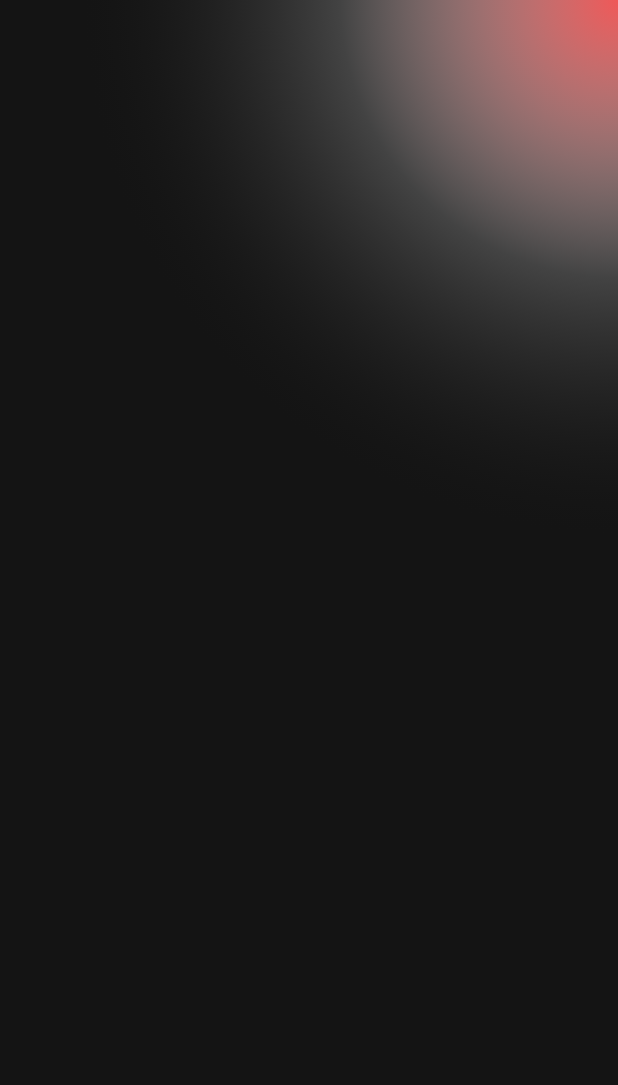
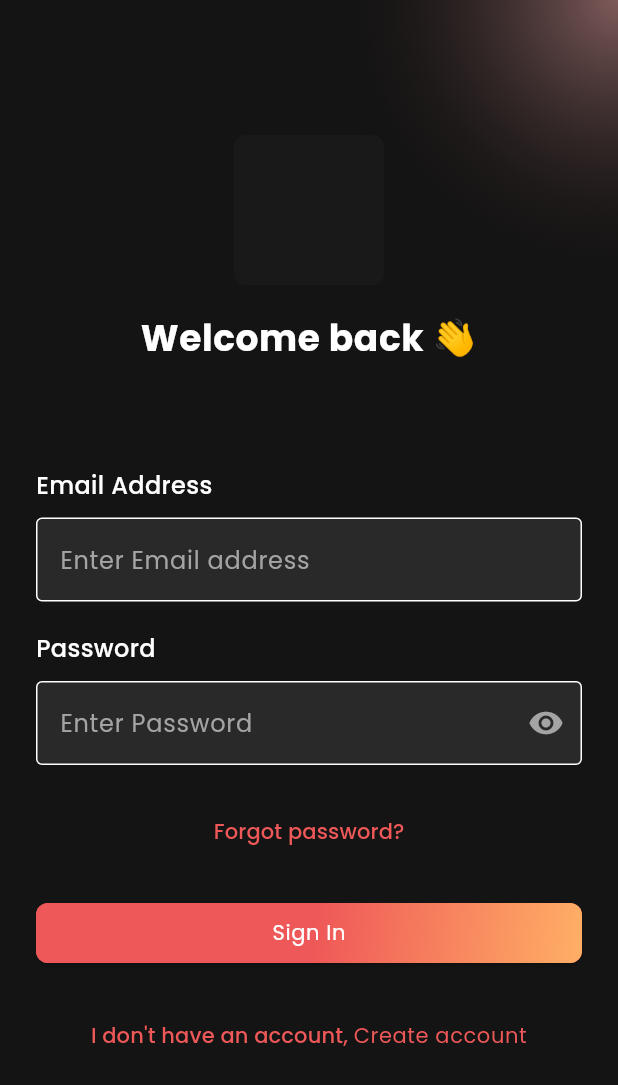
Before and after one commit to artkinx/swdDemo, a Flutter app: the screen it shows after launch, on a phone screen of 412 x 824 dp. Shown: the top 1085 px of the screen. Run offline on Flutter 3.47's test engine with Material 3 defaults, Android fonts, the phone set to English and light mode, and no system bars; our stand-ins replace google_fonts.

Commit message:
Sync signin

```diff
--- a/lib/core/constants/app_colors.dart
+++ b/lib/core/constants/app_colors.dart
@@ -3,4 +3,6 @@ class AppColors {
   static const String secondary = "#FFAF65";
   static const String holderBackColor = "#1E1E1E";
   static const String scaffoldColor = "#141414";
+
+  static const String hinttextColor = "#A4A4A4";
 }
--- /dev/null
+++ b/lib/core/helpers/app_theme_helper.dart
@@ -0,0 +1,56 @@
+import 'package:flutter/material.dart';
+import 'package:google_fonts/google_fonts.dart';
+import 'package:myapp/core/constants/app_colors.dart';
+import 'package:myapp/core/helpers/hex_color.dart';
+
+class AppThemeHelper {
+  static const String LIGHT_THEME = 'light';
+
+  static const String DARK_THEME = 'dark';
+
+  static const String SYSTEM_THEME = 'system';
+
+  static ThemeData getThemeData(String theme) {
+    switch (theme) {
+      case LIGHT_THEME:
+        return _lightMode;
+      case DARK_THEME:
+        return _darkMode;
+      case SYSTEM_THEME:
+        return ThemeData.from(
+            colorScheme: ColorScheme.fromSwatch(primarySwatch: Colors.blue));
+      default:
+        return ThemeData.light();
+    }
+  }
+
+  static final ThemeData _lightMode = ThemeData.light().copyWith(
+    colorScheme: ColorScheme.light(primary: HexColor(AppColors.primary)),
+    textTheme: GoogleFonts.poppinsTextTheme(),
+  );
+
+  static final ThemeData _darkMode = ThemeData.dark().copyWith(
+    colorScheme: ColorScheme.dark(primary: HexColor(AppColors.primary)),
+    textTheme: GoogleFonts.poppinsTextTheme().copyWith(
+      bodySmall: GoogleFonts.poppinsTextTheme().bodySmall!.copyWith(
+            fontSize: 14,
+            color: Colors.white,
+          ),
+    ),
+    scaffoldBackgroundColor: HexColor(AppColors.scaffoldColor),
+    textButtonTheme: TextButtonThemeData(
+      style: ButtonStyle(
+        backgroundColor: WidgetStateProperty.all<Color>(
+          Colors.transparent,
+        ),
+      ),
+    ),
+    elevatedButtonTheme: ElevatedButtonThemeData(
+      style: ButtonStyle(
+        backgroundColor: WidgetStateProperty.all<Color>(
+          HexColor(AppColors.primary),
+        ),
+      ),
+    ),
+  );
+}
--- a/lib/main.dart
+++ b/lib/main.dart
@@ -1,4 +1,5 @@
 import 'package:flutter/material.dart';
+import 'package:myapp/core/helpers/app_theme_helper.dart';
 import 'package:myapp/presentation/onboarding/sign_in.dart';
 
 void main() {
@@ -13,25 +14,7 @@ class MyApp extends StatelessWidget {
   Widget build(BuildContext context) {
     return MaterialApp(
       title: 'Flutter Demo',
-      theme: ThemeData(
-        // This is the theme of your application.
-        //
-        // TRY THIS: Try running your application with "flutter run". You'll see
-        // the application has a purple toolbar. Then, without quitting the app,
-        // try changing the seedColor in the colorScheme below to Colors.green
-        // and then invoke "hot reload" (save your changes or press the "hot
-        // reload" button in a Flutter-supported IDE, or press "r" if you used
-        // the command line to start the app).
-        //
-        // Notice that the counter didn't reset back to zero; the application
-        // state is not lost during the reload. To reset the state, use hot
-        // restart instead.
-        //
-        // This works for code too, not just values: Most code changes can be
-        // tested with just a hot reload.
-        colorScheme: ColorScheme.fromSeed(seedColor: Colors.deepPurple),
-        useMaterial3: true,
-      ),
+      theme: AppThemeHelper.getThemeData(AppThemeHelper.DARK_THEME),
       home: const SignInPage(),
     );
   }
--- a/lib/presentation/layouts/base_layout.dart
+++ b/lib/presentation/layouts/base_layout.dart
@@ -15,7 +15,7 @@ class BaseLayout extends StatelessWidget {
   @override
   Widget build(BuildContext context) {
     return Scaffold(
-      backgroundColor: HexColor(AppColors.scaffoldColor),
+      backgroundColor: HexColor("#141414"),
       body: Stack(
         children: [
           Container(
@@ -24,16 +24,42 @@ class BaseLayout extends StatelessWidget {
                 // begin: Alignment.topRight,
                 // end: Alignment.bottomLeft,
                 center: Alignment.topRight,
-                // stops: const [.3, .4, .6],
+                stops: const [
+                  -.3377,
+                  0.521,
+                ],
                 radius: .9,
                 colors: [
-                  HexColor(AppColors.primary),
-                  Colors.white.withOpacity(.2),
+                  Colors.white.withOpacity(.3),
                   Colors.transparent,
                 ],
               ),
             ),
           ),
+          Opacity(
+            opacity: .8,
+            child: Container(
+              decoration: BoxDecoration(
+                gradient: RadialGradient(
+                  // begin: Alignment.topRight,
+                  // end: Alignment.bottomLeft,
+                  center: Alignment.topRight,
+                  stops: const [
+                    -0.77,
+                    -.3377,
+                    0.5741,
+                  ],
+                  radius: .9,
+                  colors: [
+                    Colors.white,
+                    HexColor(AppColors.primary).withOpacity(.3),
+                    Colors.transparent,
+                  ],
+                ),
+              ),
+            ),
+          ),
+          Positioned(child: child),
         ],
       ),
     );
--- a/lib/presentation/onboarding/sign_in.dart
+++ b/lib/presentation/onboarding/sign_in.dart
@@ -1,5 +1,8 @@
-// Suggested code may be subject to a license. Learn more: ~LicenseLog:2052022186.
 import 'package:flutter/material.dart';
+import 'package:myapp/core/constants/app_colors.dart';
+import 'package:myapp/core/helpers/hex_color.dart';
+import 'package:myapp/presentation/widgets/custom_button.dart';
+import 'package:myapp/presentation/widgets/custom_text_field.dart';
 
 import '../layouts/base_layout.dart';
 
@@ -8,9 +11,83 @@ class SignInPage extends StatelessWidget {
 
   @override
   Widget build(BuildContext context) {
-    return const BaseLayout(
-      child: Center(
-        child: Text('Sign In Page'),
+    return BaseLayout(
+      child: Padding(
+        padding: const EdgeInsets.symmetric(horizontal: 24.0),
+        child: Center(
+          child: Column(
+            mainAxisAlignment: MainAxisAlignment.center,
+            children: [
+              Container(
+                width: 100,
+                height: 100,
+                margin: const EdgeInsets.only(bottom: 20),
+                decoration: BoxDecoration(
+                  color: HexColor(AppColors.holderBackColor).withOpacity(.5),
+                  borderRadius: BorderRadius.circular(8),
+                ),
+              ),
+              // Welcome back text with waving hand emoji
+              Text(
+                'Welcome back 👋',
+                style: Theme.of(context).textTheme.bodySmall!.copyWith(
+                      fontSize: 24,
+                      fontWeight: FontWeight.bold,
+                      color: Colors.white,
+                    ),
+              ),
+              const SizedBox(height: 70),
+              // Email field
+              const CustomTextField(
+                hintText: "Enter Email address",
+                labelText: "Email Address",
+              ),
+              const SizedBox(height: 20),
+              // Password field
+              const CustomTextField(
+                hintText: "Enter Password",
+                labelText: "Password",
+                obscureText: true,
+              ),
+              const SizedBox(height: 20),
+              // Forgot password link
+              TextButton(
+                onPressed: () {
+                  // Implement forgot password logic
+                },
+                child: const Text("Forgot password?"),
+              ),
+              const SizedBox(height: 20),
+              // Sign in button
+              CustomButton(
+                  text: "Sign In",
+                  onPressed: () {
+                    // Implement sign in logic
+                  }),
+              const SizedBox(height: 20),
+              // Create account link
+              TextButton(
+                onPressed: () {
+                  // Implement create account logic
+                },
+                child: Text.rich(
+                  TextSpan(
+                    text: "I don't have an account, ",
+                    children: [
+                      TextSpan(
+                          text: "Create account",
+                          style:
+                              Theme.of(context).textTheme.bodySmall!.copyWith(
+                                    color: HexColor(AppColors.primary),
+                                  ))
+                    ],
+                  ),
+                ),
+              ),
+              const SizedBox(height: 20),
+            ],
+          ),
+        ),
       ),
     );
   }
--- /dev/null
+++ b/lib/presentation/widgets/custom_button.dart
@@ -0,0 +1,72 @@
+import 'package:flutter/material.dart';
+import 'package:myapp/core/constants/app_colors.dart';
+import 'package:myapp/core/helpers/hex_color.dart';
+
+class CustomButton extends StatefulWidget {
+  const CustomButton(
+      {super.key,
+      required this.text,
+      this.onPressed,
+      this.width,
+      this.isOutlined,
+      this.isPrimary = true});
+
+  final String text;
+  final Function? onPressed;
+  final double? width;
+  final bool? isOutlined;
+  final bool isPrimary;
+
+  @override
+  State<CustomButton> createState() => _CustomButtonState();
+}
+
+class _CustomButtonState extends State<CustomButton> {
+  Widget _buildChild() {
+    return Text(
+      widget.text,
+      style: Theme.of(context).textTheme.bodySmall,
+    );
+  }
+
+  @override
+  Widget build(BuildContext context) {
+    return SizedBox(
+      width: double.infinity,
+      child: ElevatedButton(
+        style: ElevatedButton.styleFrom(
+            shape: widget.isOutlined == true
+                ? OvalBorder()
+                : RoundedRectangleBorder(
+                    borderRadius: BorderRadius.circular(8),
+                  ),
+            backgroundBuilder: (context, state, child) => DecoratedBox(
+                  decoration: BoxDecoration(
+                    gradient: LinearGradient(
+                      begin: Alignment.topLeft,
+                      end: Alignment.bottomRight,
+                      stops: const [
+                        0.51,
+                        1.4,
+                      ],
+                      colors: widget.isPrimary
+                          ? [
+                              HexColor(AppColors.primary),
+                              HexColor(AppColors.secondary),
+                            ]
+                          : [
+                              Theme.of(context).colorScheme.secondary,
+                              Theme.of(context).colorScheme.primary,
+                            ],
+                    ),
+                  ),
+                  child: child,
+                )),
+        onPressed: () {
+          // Implement sign in logic
+        },
+        child: _buildChild(),
+      ),
+    );
+  }
+}
--- /dev/null
+++ b/lib/presentation/widgets/custom_text_field.dart
@@ -0,0 +1,85 @@
+import 'package:flutter/material.dart';
+import 'package:myapp/core/constants/app_colors.dart';
+
+import '../../core/helpers/hex_color.dart';
+
+class CustomTextField extends StatefulWidget {
+  const CustomTextField(
+      {super.key,
+      required this.hintText,
+      required this.labelText,
+      this.obscureText = false});
+
+  final String hintText;
+  final String labelText;
+  final bool obscureText;
+
+  @override
+  State<CustomTextField> createState() => _CustomTextFieldState();
+}
+
+class _CustomTextFieldState extends State<CustomTextField> {
+  var _obscureText = false;
+  IconData _icon = Icons.visibility;
+
+  @override
+  void initState() {
+    _obscureText = widget.obscureText;
+    super.initState();
+  }
+
+  @override
+  Widget build(BuildContext context) {
+    return Column(
+      crossAxisAlignment: CrossAxisAlignment.start,
+      children: [
+        Text(
+          widget.labelText,
+          style: const TextStyle(
+            color: Colors.white,
+            fontSize: 16,
+            fontWeight: FontWeight.w500,
+          ),
+        ),
+        const SizedBox(height: 10),
+        TextField(
+          obscureText: _obscureText,
+          style: const TextStyle(
+            color: Colors.white,
+          ),
+          decoration: InputDecoration(
+            hintText: widget.hintText,
+            hintStyle: TextStyle(
+              color: HexColor(AppColors.hinttextColor),
+            ),
+            suffixIcon: widget.obscureText
+                ? GestureDetector(
+                    onTap: () {
+                      setState(() {
+                        _obscureText = !_obscureText;
+                        _icon = _obscureText
+                            ? Icons.visibility
+                            : Icons.visibility_off;
+                      });
+                    },
+                    child: Icon(
+                      _icon,
+                      color: HexColor(AppColors.hinttextColor),
+                    ),
+                  )
+                : null,
+            filled: true,
+            fillColor: HexColor("#292929"),
+            border: OutlineInputBorder(
+              borderSide: BorderSide(
+                color: HexColor("#515151"),
+                width: 1,
+              ),
+              // borderRadius: BorderRadius.circular(10),
+            ),
+          ),
+        ),
+      ],
+    );
+  }
+}
--- a/pubspec.yaml
+++ b/pubspec.yaml
@@ -35,6 +35,7 @@ dependencies:
   # The following adds the Cupertino Icons font to your application.
   # Use with the CupertinoIcons class for iOS style icons.
   cupertino_icons: ^1.0.6
+  google_fonts: ^6.2.1
 
 dev_dependencies:
   flutter_test:
```
Also changed, not shown: pubspec.lock.
